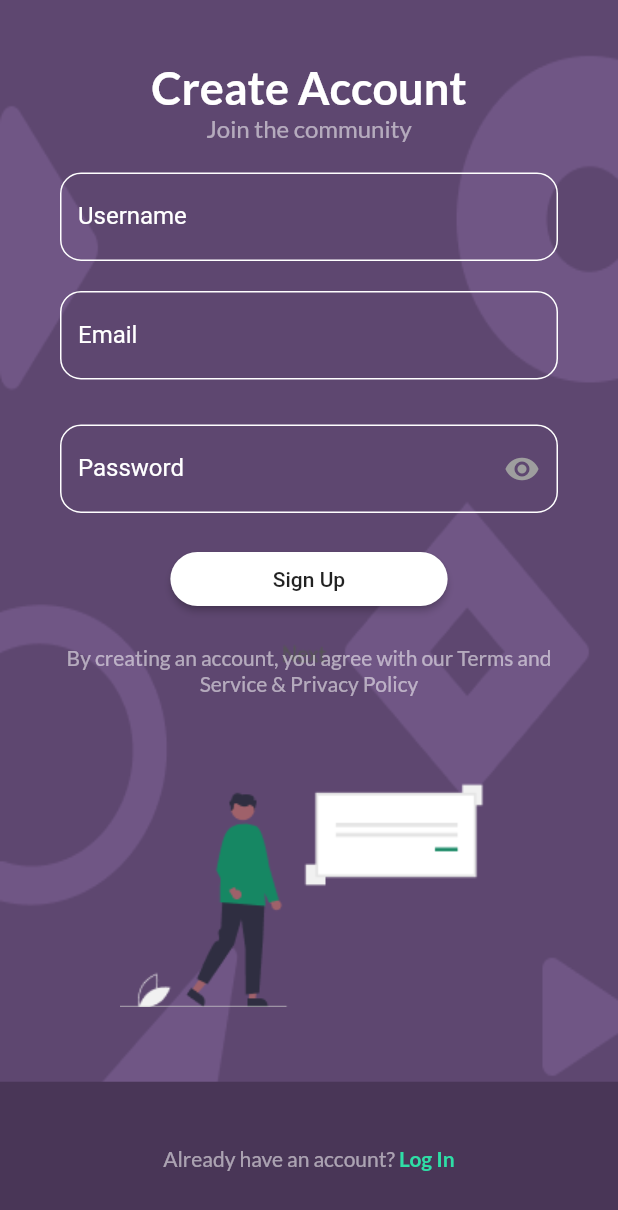
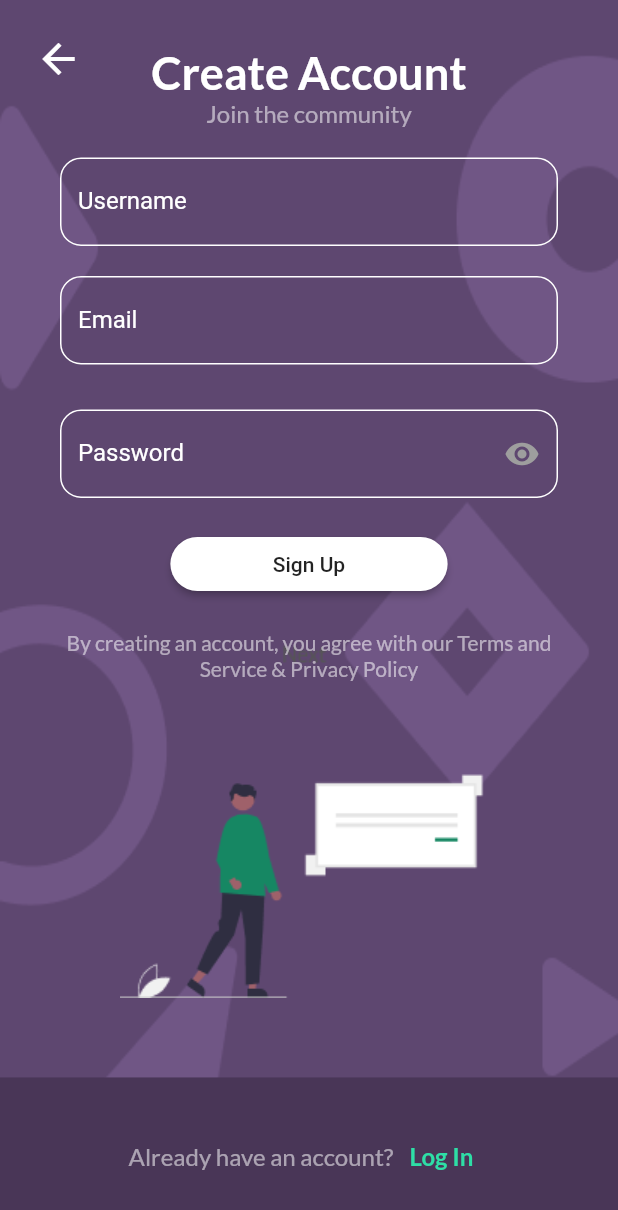
Before and after one commit to Uni-Maps/Uni-Maps, a Flutter app: the screen it shows after launch, on a phone screen of 412 x 824 dp. Shown: the top 1210 px of the screen. Run offline on Flutter 3.47's test engine with Material 2 defaults, Android fonts, the phone set to English and light mode, and no system bars; our stand-ins replace firebase_auth, google_maps_flutter; missing offline and left inert: sign_button; accounts and stored records are empty.

Commit message:
FINISHED create_account page
FINISHED

```diff
--- a/lib/screens/create_account.dart
+++ b/lib/screens/create_account.dart
@@ -1,3 +1,5 @@
+import 'dart:ui';
+
 import 'package:flutter/material.dart';
 import 'package:flutter/rendering.dart';
 import 'package:winhacks/services/auth.dart';
@@ -28,6 +30,7 @@ class _Create_AccountState extends State<Create_Account> {
     var size = MediaQuery.of(context).size;
 
     return Scaffold(
+
         // Add members in here
         resizeToAvoidBottomInset: false,
         // Stacks the members so that everything else appears above the background
@@ -43,12 +46,28 @@ class _Create_AccountState extends State<Create_Account> {
                       fit: BoxFit.fill)),
             ),
           ),
+
+          // Back button
+          Container(
+            child: Padding(
+              padding: EdgeInsets.fromLTRB(15, 15, 15, 0),
+              child: Container(
+                child: IconButton(
+                  icon: Icon(Icons.arrow_back),
+                  onPressed: () {
+                    print("line 58");
+                  },
+                  iconSize: 32,
+                  color: Colors.white,
+                ),
+              ),
+            ),
+          ),
           // Uni-Maps Title
           SafeArea(
-
               // Padding makes it so that is an invisible barrier
               child: Padding(
-                  padding: const EdgeInsets.fromLTRB(0, 40, 0, 0),
+                  padding: const EdgeInsets.fromLTRB(0, 30, 0, 0),
                   // Creating a container so that the width can fill the entire screen
                   child: Container(
                       // Making width fit the screen depending on the screen size
@@ -158,7 +177,7 @@ class _Create_AccountState extends State<Create_Account> {
                             children: <Widget>[
                               ElevatedButton(
                                 onPressed: () {
-                                  print("Line 135");
+                                  print("Line 180");
                                 },
                                 child: Text(
                                   "               Sign Up               ",
@@ -232,21 +251,26 @@ class _Create_AccountState extends State<Create_Account> {
                                         textAlign: TextAlign.center,
                                         text: TextSpan(children: [
                                           TextSpan(
-                                              text: "Already have an account? ",
+                                              text: "Already have an account?",
                                               style: TextStyle(
                                                   fontFamily: "Lato Regular",
                                                   color: Colors.white54,
-                                                  fontSize: 14)),
-                                          // Turn into a button
-                                          TextSpan(
-                                              text: "Log In",
-                                              style: TextStyle(
-                                                  fontFamily: "Lato Bold",
-                                                  color: Color(
-                                                      0xff2EDEA6), // Green
-                                                  fontSize: 14)),
+                                                  fontSize: 16)),
                                         ]),
                                       )),
+                                    ), //Text button
+                                    TextButton(
+                                      style: TextButton.styleFrom(
+                                        primary: Color(0xff2EDEA6),
+                                        textStyle: TextStyle(
+                                            fontSize: 16,
+                                            color: Colors.white,
+                                            fontFamily: "Lato Bold"),
+                                      ),
+                                      onPressed: () {
+                                        print("Line 271");
+                                      },
+                                      child: Text('Log In'),
                                     ),
                                   ])),
                         )
```
